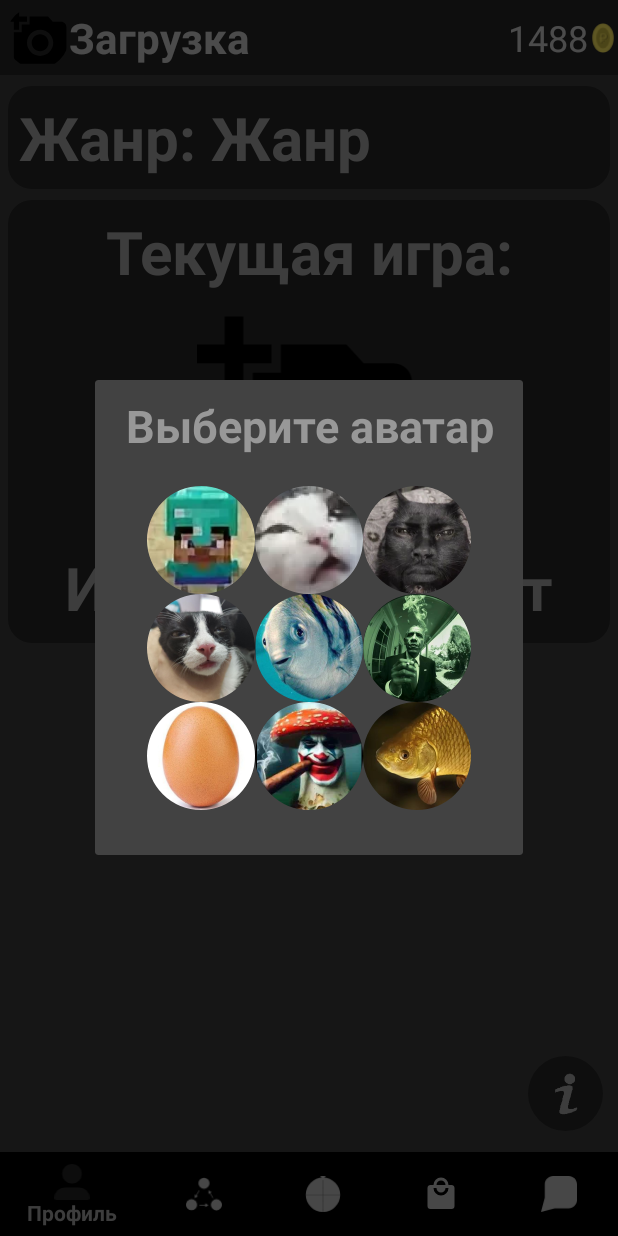
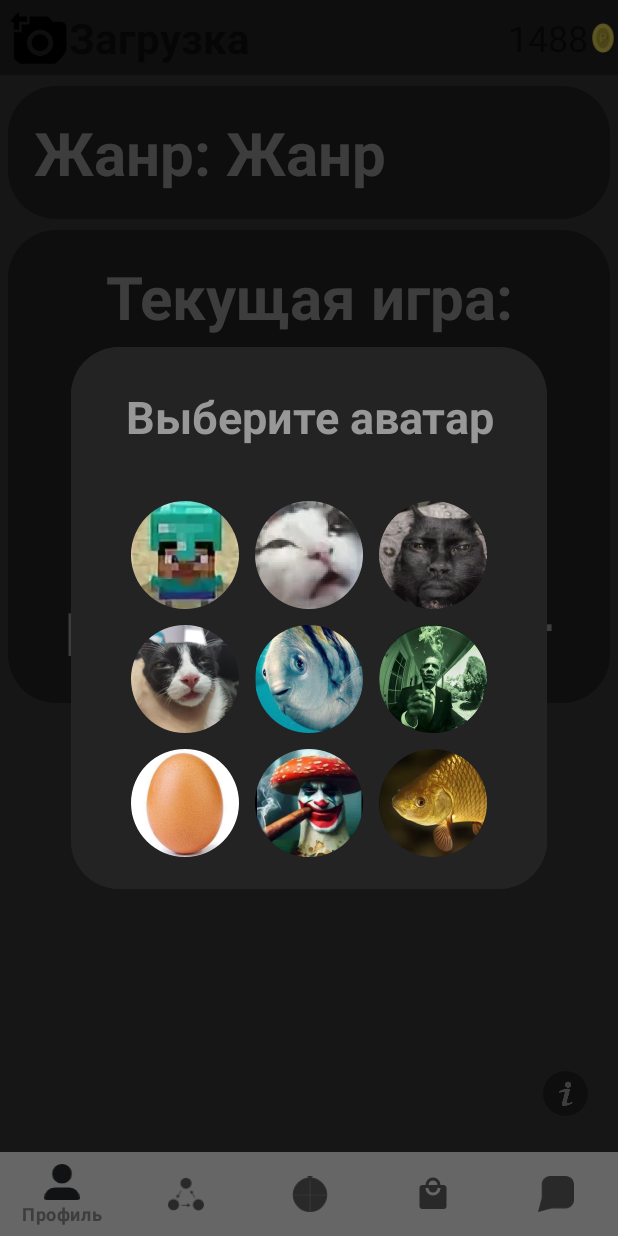
Before and after one commit to FORETTI6544/ChallengeVorot, an Android app: the fragment dialog_avatar placed in its activity, on a phone screen of 412 x 824 dp. Run offline under Robolectric (Android 15) with nearby library versions, the phone set to English and light mode, and no system bars; our stand-ins replace Firebase (no records; nobody signed in at launch, a user with empty details on screens opened directly), Picasso, navigation-ui; pictures from the network do not load; 2 statements that could not run were skipped.

Commit message:
Fixxed style file for dialog boxes

```diff
--- a/app/build.gradle
+++ b/app/build.gradle
@@ -9,7 +9,7 @@ android {
 
     defaultConfig {
         applicationId "com.example.abchihba"
-        minSdk 30
+        minSdk 29
         targetSdk 34
         versionCode 1
         versionName "1.0"
--- a/app/src/main/AndroidManifest.xml
+++ b/app/src/main/AndroidManifest.xml
@@ -10,7 +10,7 @@
         android:label="@string/app_name"
         android:roundIcon="@drawable/icon"
         android:supportsRtl="true"
-        android:theme="@style/Theme.AppCompat.NoActionBar"
+        android:theme="@style/Theme.Abchihba"
         tools:targetApi="31">
         <activity
             android:name=".signup"
--- a/app/src/main/java/com/example/abchihba/ui/ViewModel.java
+++ b/app/src/main/java/com/example/abchihba/ui/ViewModel.java
@@ -114,7 +114,6 @@ public class ViewModel extends androidx.lifecycle.ViewModel {
                 .update("name", newname)
                 .addOnSuccessListener(aVoid -> Log.d("ViewModel", "Name updated successfully in Firestore."))
                 .addOnFailureListener(e -> Log.e("ViewModel", "Failed to update name in Firestore.", e));
-
     }
 
     public void setAvatar(String newavatar) {
--- a/app/src/main/java/com/example/abchihba/ui/dialog/dialog_avatar.java
+++ b/app/src/main/java/com/example/abchihba/ui/dialog/dialog_avatar.java
@@ -11,12 +11,20 @@ import androidx.annotation.Nullable;
 import androidx.fragment.app.DialogFragment;
 import androidx.lifecycle.ViewModelProvider;
 
+import com.example.abchihba.R;
 import com.example.abchihba.databinding.DialogEditAvatarBinding;
 import com.example.abchihba.ui.ViewModel;
 import com.google.android.material.imageview.ShapeableImageView;
 
 public class dialog_avatar extends DialogFragment {
     private DialogEditAvatarBinding binding;
+
+    @Override
+    public void onCreate(Bundle savedInstanceState) {
+        super.onCreate(savedInstanceState);
+        // This removes black background below corners.
+        setStyle(DialogFragment.STYLE_NO_FRAME, R.style.DialogStyle);
+    }
 
     @Nullable
     @Override
--- a/app/src/main/res/drawable/design_window.xml
+++ b/app/src/main/res/drawable/design_window.xml
@@ -1,11 +1,6 @@
 <?xml version="1.0" encoding="utf-8"?>
-<inset xmlns:android="http://schemas.android.com/apk/res/android">
-  <ripple android:color="@color/backgroundFrame">
-      <item>
-          <shape android:shape="rectangle"
-              android:tint="@color/backgroundFrame">
-              <corners android:radius="16dp"/>
-          </shape>
-      </item>
-  </ripple>
-</inset>
+<shape xmlns:android="http://schemas.android.com/apk/res/android">
+    <solid android:color="@color/backgroundFrame"/>
+    <corners android:radius="32dp"/>
+    <padding android:left="10dp" android:top="10dp" android:right="10dp" android:bottom="10dp" />
+</shape>
--- a/app/src/main/res/layout/dialog_edit_name.xml
+++ b/app/src/main/res/layout/dialog_edit_name.xml
@@ -4,7 +4,6 @@
     android:id="@+id/dialog"
     android:layout_width="match_parent"
     android:layout_height="match_parent"
-    android:background="@color/background"
     android:orientation="vertical"
     android:padding="20dp">
 
--- a/app/src/main/res/layout/dialog_game.xml
+++ b/app/src/main/res/layout/dialog_game.xml
@@ -4,7 +4,7 @@
     android:layout_width="wrap_content"
     android:layout_height="wrap_content"
     xmlns:app="http://schemas.android.com/apk/res-auto"
-    android:padding="20dp">
+    >
 
     <AutoCompleteTextView
         android:id="@+id/editgame"
--- a/app/src/main/res/values/styles.xml
+++ b/app/src/main/res/values/styles.xml
@@ -9,4 +9,13 @@
         <item name="cornerSize">50%</item>
     </style>
 
+    <style name="DialogStyle" parent="Theme.Abchihba">
+        <item name="android:background">@drawable/design_window</item>
+        <item name="android:windowIsFloating">true</item>
+        <item name="android:padding">5dp</item>
+        <item name="cornerRadius">5dp</item>
+        <item name="android:windowBackground">@android:color/transparent</item>
+
+    </style>
+
 </resources>
```
Also changed, not shown: app/src/main/java/com/example/abchihba/ui/dialog/dialog_done.java (+8 -0 lines), app/src/main/java/com/example/abchihba/ui/dialog/dialog_drop.java (+8 -0 lines), app/src/main/java/com/example/abchihba/ui/dialog/dialog_enter_room.java (+7 -0 lines), app/src/main/java/com/example/abchihba/ui/dialog/dialog_game.java (+12 -1 lines), app/src/main/java/com/example/abchihba/ui/dialog/dialog_genre.java (+7 -0 lines), app/src/main/java/com/example/abchihba/ui/dialog/dialog_info.java (+8 -0 lines), app/src/main/java/com/example/abchihba/ui/dialog/dialog_name.java (+8 -0 lines), app/src/main/java/com/example/abchihba/ui/dialog/dialog_swap.java (+7 -0 lines), app/src/main/java/com/example/abchihba/ui/dialog/dialog_theme.java (+8 -0 lines).
